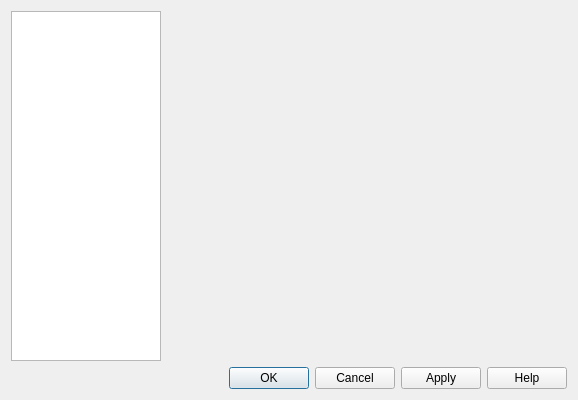
Qt form app/PreferencesDialog.ui (chloerei/qtalk) before a commit.
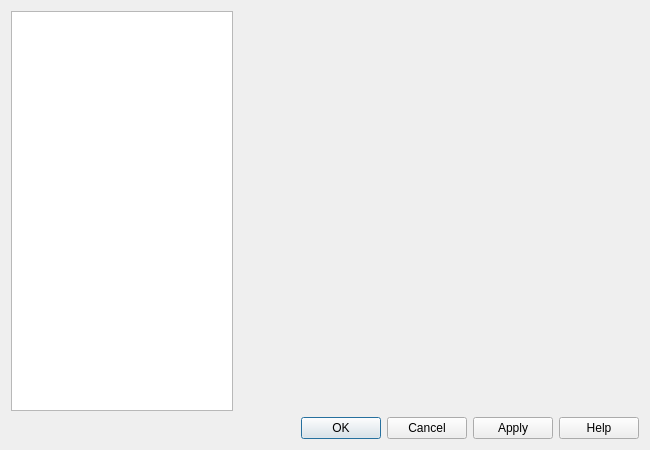
The same form after that commit.

Commit message: can preference roster icon size.

```diff
--- a/app/PreferencesDialog.ui
+++ b/app/PreferencesDialog.ui
@@ -6,8 +6,8 @@
    <rect>
     <x>0</x>
     <y>0</y>
-    <width>562</width>
-    <height>400</height>
+    <width>650</width>
+    <height>450</height>
    </rect>
   </property>
   <property name="windowTitle">
@@ -17,7 +17,7 @@
    <item row="0" column="0">
     <widget class="QListWidget" name="sections">
      <property name="sizePolicy">
-      <sizepolicy hsizetype="Minimum" vsizetype="Expanding">
+      <sizepolicy hsizetype="Preferred" vsizetype="Expanding">
        <horstretch>0</horstretch>
        <verstretch>0</verstretch>
       </sizepolicy>
```
The commit also changes 11 other files.
